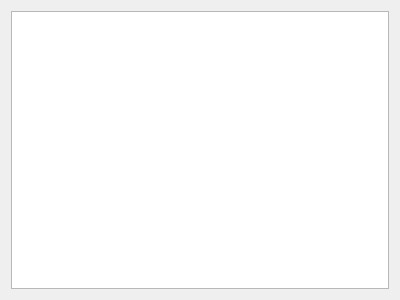
swift/swift, file Swift/QtUI/UserSearch/QtUserSearchResultsPage.ui: the form before one commit.
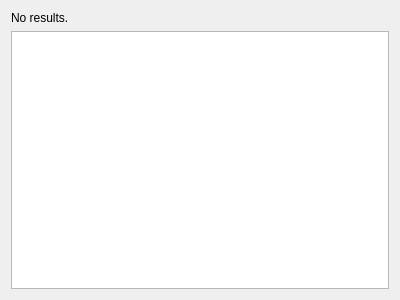
The form after the commit.

Commit message:
Explicitly show "No results." if a user search yields to no results on the results page.
Resolves: #811

License: This patch is BSD-licensed, see http://www.opensource.org/licenses/bsd-license.php

The edit to the form file:
```diff
--- a/Swift/QtUI/UserSearch/QtUserSearchResultsPage.ui
+++ b/Swift/QtUI/UserSearch/QtUserSearchResultsPage.ui
@@ -14,13 +14,20 @@
    <string/>
   </property>
   <layout class="QGridLayout" name="layout">
-   <item row="0" column="0">
+   <item row="1" column="0">
     <widget class="QTreeView" name="results_">
      <property name="rootIsDecorated">
       <bool>false</bool>
      </property>
     </widget>
    </item>
+   <item row="0" column="0">
+    <widget class="QLabel" name="noResults_">
+     <property name="text">
+      <string>No results.</string>
+     </property>
+    </widget>
+   </item>
   </layout>
  </widget>
  <resources/>
```
The commit also changes 3 other files.
